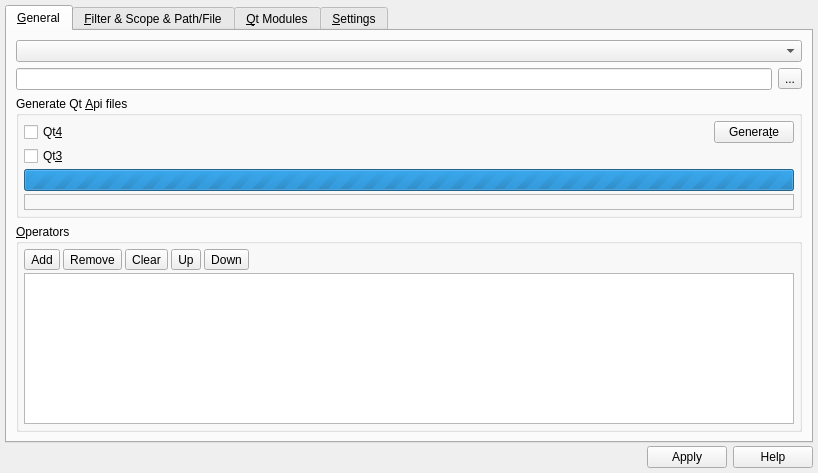
This is v2/trunk/plugins/project/QMake/src/ui/UISettingsQMake.ui in testmana2/mks as Qt 5 draws it before an edit. The edited form follows.
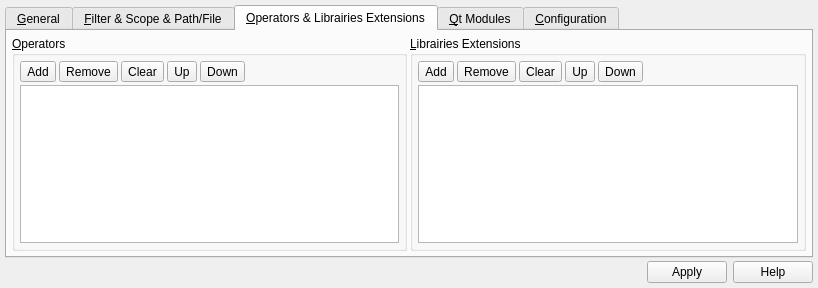
This is the edited form. The open tabs and pages were chosen to show the change. Icons and pictures are not drawn.

What changed in the file:
```diff
--- a/v2/trunk/plugins/project/QMake/src/ui/UISettingsQMake.ui
+++ b/v2/trunk/plugins/project/QMake/src/ui/UISettingsQMake.ui
@@ -6,7 +6,7 @@
     <x>0</x>
     <y>0</y>
     <width>561</width>
-    <height>473</height>
+    <height>279</height>
    </rect>
   </property>
   <property name="windowTitle" >
@@ -39,136 +39,23 @@
       </attribute>
       <layout class="QGridLayout" >
        <property name="leftMargin" >
-        <number>9</number>
+        <number>5</number>
        </property>
        <property name="topMargin" >
-        <number>9</number>
+        <number>5</number>
        </property>
        <property name="rightMargin" >
-        <number>9</number>
+        <number>5</number>
        </property>
        <property name="bottomMargin" >
-        <number>9</number>
+        <number>5</number>
        </property>
        <property name="horizontalSpacing" >
-        <number>6</number>
+        <number>3</number>
        </property>
        <property name="verticalSpacing" >
-        <number>6</number>
+        <number>3</number>
        </property>
-       <item row="4" column="0" colspan="2" >
-        <spacer>
-         <property name="orientation" >
-          <enum>Qt::Vertical</enum>
-         </property>
-         <property name="sizeHint" >
-          <size>
-           <width>529</width>
-           <height>31</height>
-          </size>
-         </property>
-        </spacer>
-       </item>
-       <item row="3" column="0" colspan="2" >
-        <widget class="QGroupBox" name="gbOperators" >
-         <property name="title" >
-          <string>&amp;Operators</string>
-         </property>
-         <layout class="QGridLayout" >
-          <property name="leftMargin" >
-           <number>5</number>
-          </property>
-          <property name="topMargin" >
-           <number>5</number>
-          </property>
-          <property name="rightMargin" >
-           <number>5</number>
-          </property>
-          <property name="bottomMargin" >
-           <number>5</number>
-          </property>
-          <property name="horizontalSpacing" >
-           <number>3</number>
-          </property>
-          <property name="verticalSpacing" >
-           <number>3</number>
-          </property>
-          <item row="0" column="5" >
-           <spacer>
-            <property name="orientation" >
-             <enum>Qt::Horizontal</enum>
-            </property>
-            <property name="sizeHint" >
-             <size>
-              <width>331</width>
-              <height>20</height>
-             </size>
-            </property>
-           </spacer>
-          </item>
-          <item row="0" column="3" >
-           <widget class="QToolButton" name="tbUpOperator" >
-            <property name="text" >
-             <string>Up</string>
-            </property>
-            <property name="icon" >
-             <iconset resource="../resources/QMake.qrc" >:/icons/icons/up.png</iconset>
-            </property>
-           </widget>
-          </item>
-          <item row="0" column="4" >
-           <widget class="QToolButton" name="tbDownOperator" >
-            <property name="text" >
-             <string>Down</string>
-            </property>
-            <property name="icon" >
-             <iconset resource="../resources/QMake.qrc" >:/icons/icons/down.png</iconset>
-            </property>
-           </widget>
-          </item>
-          <item row="0" column="1" >
-           <widget class="QToolButton" name="tbRemoveOperator" >
-            <property name="text" >
-             <string>Remove</string>
-            </property>
-            <property name="icon" >
-             <iconset resource="../resources/QMake.qrc" >:/icons/icons/remove.png</iconset>
-            </property>
-           </widget>
-          </item>
-          <item row="0" column="0" >
-           <widget class="QToolButton" name="tbAddOperator" >
-            <property name="text" >
-             <string>Add</string>
-            </property>
-            <property name="icon" >
-             <iconset resource="../resources/QMake.qrc" >:/icons/icons/add.png</iconset>
-            </property>
-           </widget>
-          </item>
-          <item row="0" column="2" >
-           <widget class="QToolButton" name="tbClearOperators" >
-            <property name="text" >
-             <string>Clear</string>
-            </property>
-            <property name="icon" >
-             <iconset resource="../resources/QMake.qrc" >:/icons/icons/clear.png</iconset>
-            </property>
-           </widget>
-          </item>
-          <item row="1" column="0" colspan="6" >
-           <widget class="QListWidget" name="lwOperators" >
-            <property name="sizePolicy" >
-             <sizepolicy vsizetype="Expanding" hsizetype="Ignored" >
-              <horstretch>0</horstretch>
-              <verstretch>0</verstretch>
-             </sizepolicy>
-            </property>
-           </widget>
-          </item>
-         </layout>
-        </widget>
-       </item>
        <item row="0" column="0" colspan="2" >
         <widget class="QComboBox" name="cbKeywords" />
        </item>
@@ -227,15 +114,21 @@
           </item>
           <item row="2" column="0" colspan="2" >
            <widget class="QProgressBar" name="pbProgress" >
+            <property name="minimumSize" >
+             <size>
+              <width>1</width>
+              <height>1</height>
+             </size>
+            </property>
             <property name="maximum" >
              <number>0</number>
             </property>
-            <property name="orientation" >
-             <enum>Qt::Horizontal</enum>
+            <property name="alignment" >
+             <set>Qt::AlignHCenter</set>
             </property>
            </widget>
           </item>
-          <item row="1" column="0" >
+          <item row="1" column="0" colspan="2" >
            <widget class="QCheckBox" name="cbQt3" >
             <property name="sizePolicy" >
              <sizepolicy vsizetype="Fixed" hsizetype="Expanding" >
@@ -265,12 +158,18 @@
          </layout>
         </widget>
        </item>
-       <item row="1" column="0" >
-        <widget class="QLineEdit" name="lePath" >
-         <property name="toolTip" >
-          <string>Enter the path or file path of the current keywords</string>
+       <item row="3" column="0" colspan="2" >
+        <spacer>
+         <property name="orientation" >
+          <enum>Qt::Vertical</enum>
          </property>
-        </widget>
+         <property name="sizeHint" >
+          <size>
+           <width>529</width>
+           <height>31</height>
+          </size>
+         </property>
+        </spacer>
        </item>
       </layout>
      </widget>
@@ -606,6 +505,228 @@
        </item>
       </layout>
      </widget>
+     <widget class="QWidget" name="wOperatorsLibExtensions" >
+      <attribute name="title" >
+       <string>&amp;Operators &amp;&amp; Librairies Extensions</string>
+      </attribute>
+      <layout class="QHBoxLayout" >
+       <property name="spacing" >
+        <number>3</number>
+       </property>
+       <property name="leftMargin" >
+        <number>5</number>
+       </property>
+       <property name="topMargin" >
+        <number>5</number>
+       </property>
+       <property name="rightMargin" >
+        <number>5</number>
+       </property>
+       <property name="bottomMargin" >
+        <number>5</number>
+       </property>
+       <item>
+        <widget class="QGroupBox" name="gbOperators" >
+         <property name="title" >
+          <string>&amp;Operators</string>
+         </property>
+         <layout class="QGridLayout" >
+          <property name="leftMargin" >
+           <number>5</number>
+          </property>
+          <property name="topMargin" >
+           <number>5</number>
+          </property>
+          <property name="rightMargin" >
+           <number>5</number>
+          </property>
+          <property name="bottomMargin" >
+           <number>5</number>
+          </property>
+          <property name="horizontalSpacing" >
+           <number>3</number>
+          </property>
+          <property name="verticalSpacing" >
+           <number>3</number>
+          </property>
+          <item row="0" column="5" >
+           <spacer>
+            <property name="orientation" >
+             <enum>Qt::Horizontal</enum>
+            </property>
+            <property name="sizeHint" >
+             <size>
+              <width>331</width>
+              <height>20</height>
+             </size>
+            </property>
+           </spacer>
+          </item>
+          <item row="0" column="3" >
+           <widget class="QToolButton" name="tbUpOperator" >
+            <property name="text" >
+             <string>Up</string>
+            </property>
+            <property name="icon" >
+             <iconset resource="../resources/QMake.qrc" >:/icons/icons/up.png</iconset>
+            </property>
+           </widget>
+          </item>
+          <item row="0" column="4" >
+           <widget class="QToolButton" name="tbDownOperator" >
+            <property name="text" >
+             <string>Down</string>
+            </property>
+            <property name="icon" >
+             <iconset resource="../resources/QMake.qrc" >:/icons/icons/down.png</iconset>
+            </property>
+           </widget>
+          </item>
+          <item row="0" column="1" >
+           <widget class="QToolButton" name="tbRemoveOperator" >
+            <property name="text" >
+             <string>Remove</string>
+            </property>
+            <property name="icon" >
+             <iconset resource="../resources/QMake.qrc" >:/icons/icons/remove.png</iconset>
+            </property>
+           </widget>
+          </item>
+          <item row="0" column="0" >
+           <widget class="QToolButton" name="tbAddOperator" >
+            <property name="text" >
+             <string>Add</string>
+            </property>
+            <property name="icon" >
+             <iconset resource="../resources/QMake.qrc" >:/icons/icons/add.png</iconset>
+            </property>
+           </widget>
+          </item>
+          <item row="0" column="2" >
+           <widget class="QToolButton" name="tbClearOperators" >
+            <property name="text" >
+             <string>Clear</string>
+            </property>
+            <property name="icon" >
+             <iconset resource="../resources/QMake.qrc" >:/icons/icons/clear.png</iconset>
+            </property>
+           </widget>
+          </item>
+          <item row="1" column="0" colspan="6" >
+           <widget class="QListWidget" name="lwOperators" >
+            <property name="sizePolicy" >
+             <sizepolicy vsizetype="Expanding" hsizetype="Ignored" >
+              <horstretch>0</horstretch>
+              <verstretch>0</verstretch>
+             </sizepolicy>
+            </property>
+           </widget>
+          </item>
+         </layout>
+        </widget>
+       </item>
+       <item>
+        <widget class="QGroupBox" name="gbLibrairies" >
+         <property name="title" >
+          <string>&amp;Librairies Extensions</string>
+         </property>
+         <layout class="QGridLayout" >
+          <property name="leftMargin" >
+           <number>5</number>
+          </property>
+          <property name="topMargin" >
+           <number>5</number>
+          </property>
+          <property name="rightMargin" >
+           <number>5</number>
+          </property>
+          <property name="bottomMargin" >
+           <number>5</number>
+          </property>
+          <property name="horizontalSpacing" >
+           <number>3</number>
+          </property>
+          <property name="verticalSpacing" >
+           <number>3</number>
+          </property>
+          <item row="0" column="5" >
+           <spacer>
+            <property name="orientation" >
+             <enum>Qt::Horizontal</enum>
+            </property>
+            <property name="sizeHint" >
+             <size>
+              <width>331</width>
+              <height>20</height>
+             </size>
+            </property>
+           </spacer>
+          </item>
+          <item row="0" column="3" >
+           <widget class="QToolButton" name="tbUpLibExtension" >
+            <property name="text" >
+             <string>Up</string>
+            </property>
+            <property name="icon" >
+             <iconset resource="../resources/QMake.qrc" >:/icons/icons/up.png</iconset>
+            </property>
+           </widget>
+          </item>
+          <item row="0" column="4" >
+           <widget class="QToolButton" name="tbDownLibExtension" >
+            <property name="text" >
+             <string>Down</string>
+            </property>
+            <property name="icon" >
+             <iconset resource="../resources/QMake.qrc" >:/icons/icons/down.png</iconset>
+            </property>
+           </widget>
+          </item>
+          <item row="0" column="1" >
+           <widget class="QToolButton" name="tbRemoveLibExtension" >
+            <property name="text" >
+             <string>Remove</string>
+            </property>
+            <property name="icon" >
+             <iconset resource="../resources/QMake.qrc" >:/icons/icons/remove.png</iconset>
+            </property>
+           </widget>
+          </item>
+          <item row="0" column="0" >
+           <widget class="QToolButton" name="tbAddLibExtension" >
+            <property name="text" >
+             <string>Add</string>
+            </property>
+            <property name="icon" >
+             <iconset resource="../resources/QMake.qrc" >:/icons/icons/add.png</iconset>
+            </property>
+           </widget>
+          </item>
+          <item row="0" column="2" >
+           <widget class="QToolButton" name="tbClearLibExtensions" >
+            <property name="text" >
+             <string>Clear</string>
+            </property>
+            <property name="icon" >
+             <iconset resource="../resources/QMake.qrc" >:/icons/icons/clear.png</iconset>
+            </property>
+           </widget>
+          </item>
+          <item row="1" column="0" colspan="6" >
+           <widget class="QListWidget" name="lwLibExtensions" >
+            <property name="sizePolicy" >
+             <sizepolicy vsizetype="Expanding" hsizetype="Ignored" >
+              <horstretch>0</horstretch>
+              <verstretch>0</verstretch>
+             </sizepolicy>
+            </property>
+           </widget>
+          </item>
+         </layout>
+        </widget>
+       </item>
+      </layout>
+     </widget>
      <widget class="QWidget" name="wQtModules" >
       <attribute name="title" >
        <string>&amp;Qt Modules</string>
@@ -787,7 +908,7 @@
      </widget>
      <widget class="QWidget" name="wSettings" >
       <attribute name="title" >
-       <string>&amp;Settings</string>
+       <string>&amp;Configuration</string>
       </attribute>
       <layout class="QGridLayout" >
        <property name="leftMargin" >
```
Left out of the diff: 9 changed lines with no effect on the pictures.
